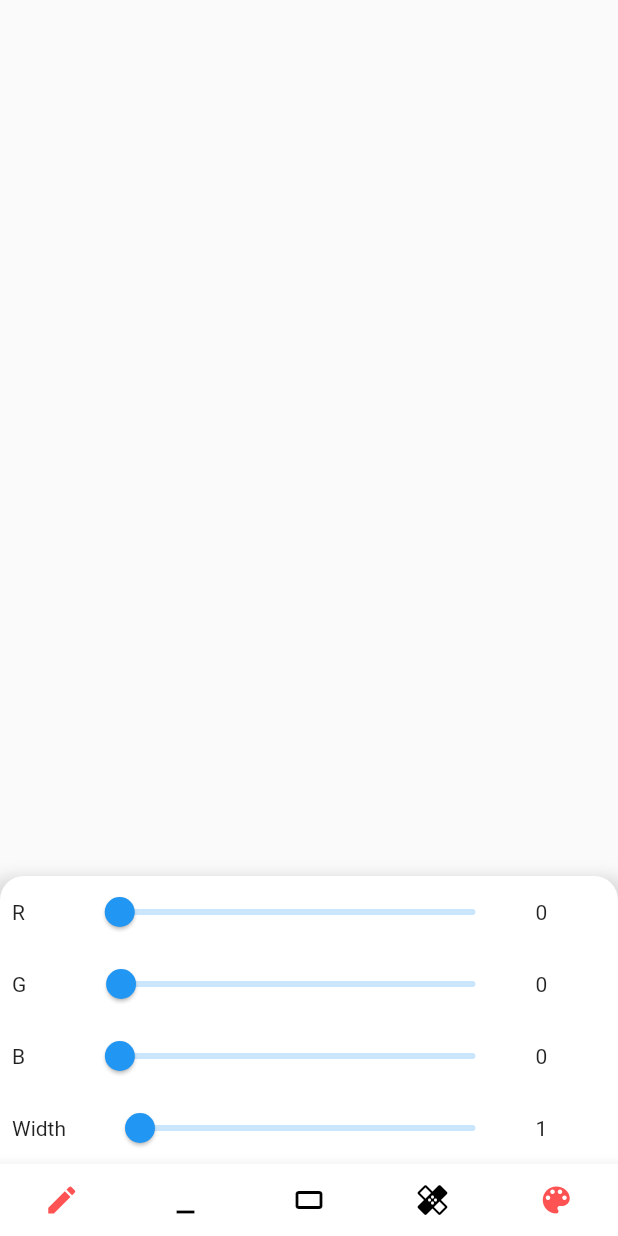
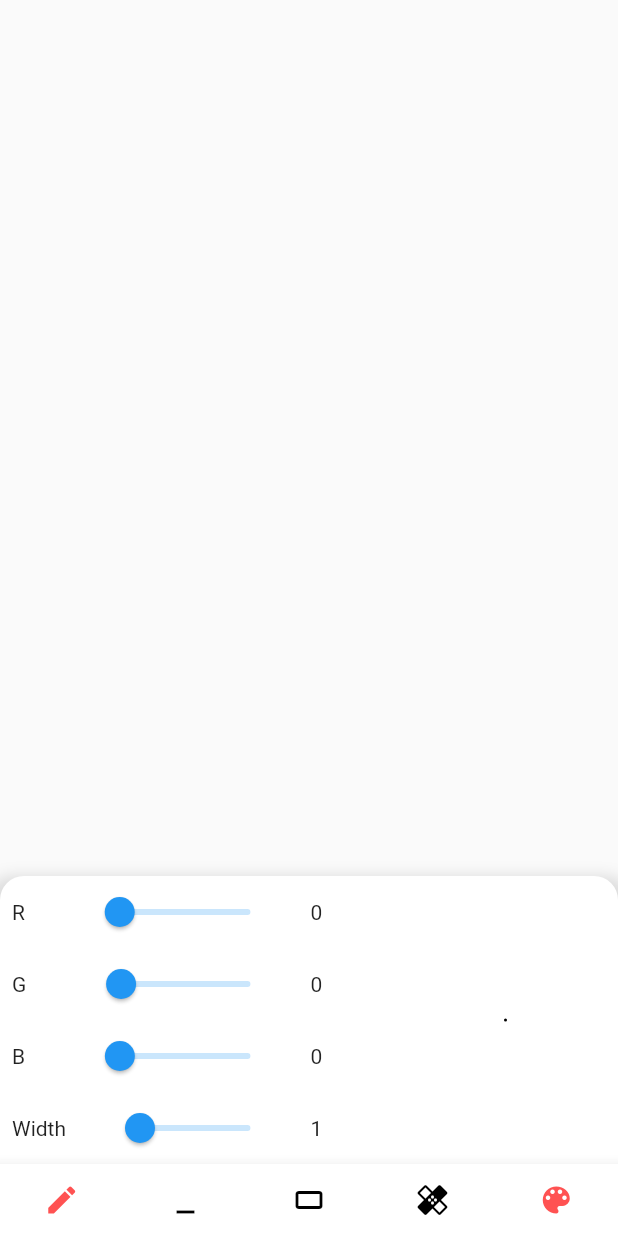
Before and after one commit to yshmgrt/Paint5D, a Flutter app: the screen it shows after launch, item 5 of the bottom bar chosen, on a phone screen of 412 x 824 dp. Run offline on Flutter 3.47's test engine with Material 2 defaults, Android fonts, the phone set to English and light mode, and no system bars.

Commit message:
- Add paint preview

```diff
--- a/lib/widgets/color_picker.dart
+++ b/lib/widgets/color_picker.dart
@@ -1,4 +1,5 @@
 import 'package:flutter/material.dart';
+import 'package:flutter/rendering.dart';
 import 'package:paint5d/models/paint_model.dart';
 import 'package:provider/provider.dart';
 
@@ -22,6 +23,9 @@ class ColorPicker extends StatelessWidget {
       ),
       child: Consumer<PaintModel>(
           builder: (context, value, child) => Container(
+                child: Row(
+                  children: [
+                    Expanded(
                       child: Column(children: [
                         ValueSlider(
                           colorName: "R",
@@ -33,8 +37,9 @@ class ColorPicker extends StatelessWidget {
                         ValueSlider(
                             colorName: "G",
                             value: value.color.green.toDouble(),
-                      onChanged: (g) =>
-                          {value.color = value.color.withGreen(g.toInt())},
+                            onChanged: (g) => {
+                                  value.color = value.color.withGreen(g.toInt())
+                                },
                             maxValue: 255),
                         ValueSlider(
                             colorName: "B",
@@ -47,8 +52,13 @@ class ColorPicker extends StatelessWidget {
                           value: value.size,
                           onChanged: (s) => {value.size = s},
                           minValue: 1,
+                          maxValue: 50,
                         ),
                       ]),
+                    ),
+                    PaintPreview(paint: value.paint),
+                  ],
+                ),
               )));
 }
 
@@ -89,3 +99,34 @@ class ValueSlider extends StatelessWidget {
         ],
       );
 }
+
+class PaintPreview extends StatelessWidget {
+  final Paint paint;
+
+  PaintPreview({@required this.paint});
+
+  @override
+  Widget build(BuildContext context) => Container(
+        height: 150,
+        width: 150,
+        child: CustomPaint(
+          painter: PaintPreviewPainter(paint),
+        ),
+      );
+}
+
+class PaintPreviewPainter extends CustomPainter {
+  final Paint _paint;
+
+  PaintPreviewPainter(this._paint);
+
+  @override
+  void paint(Canvas canvas, Size size) {
+    Offset center = size.center(Offset.zero);
+    canvas.drawCircle(
+        center, _paint.strokeWidth, _paint..style = PaintingStyle.fill);
+  }
+
+  @override
+  bool shouldRepaint(covariant CustomPainter oldDelegate) => true;
+}
```
Lines whose indentation alone changed are shown as unchanged.
